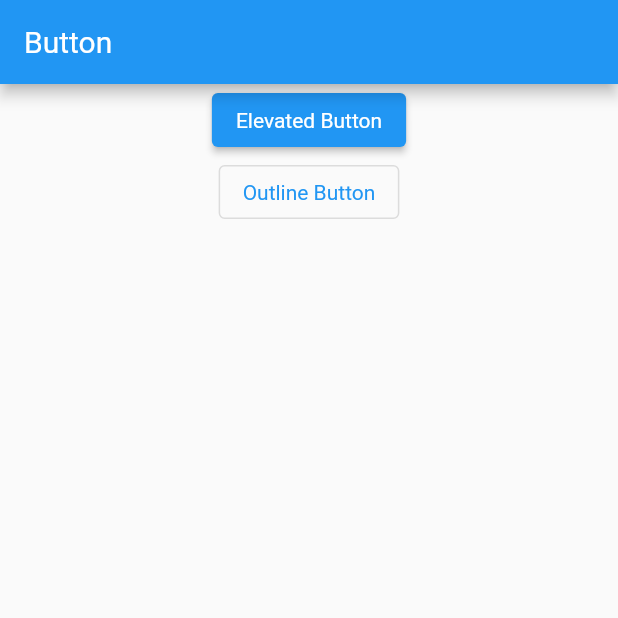
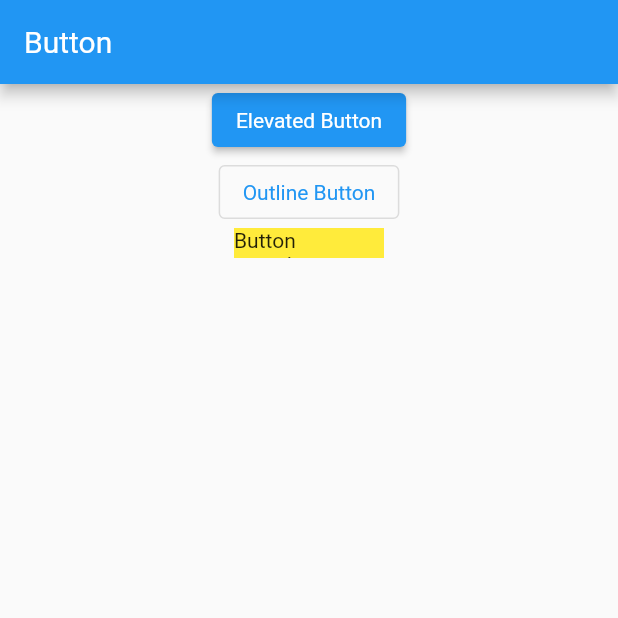
Before and after one commit to rizal282/flutter_course, a Flutter app: the screen it shows after launch, on a phone screen of 412 x 824 dp, the top half of it. Run offline on Flutter 3.47's test engine with Material 2 defaults, Android fonts, the phone set to English and light mode, and no system bars.

Commit message:
up container button

```diff
--- a/lib/button/button_flutter.dart
+++ b/lib/button/button_flutter.dart
@@ -23,7 +23,18 @@ class ButtonFlutter extends StatelessWidget {
                 onPressed: () {
                   print('Outline button');
                 },
-                child: const Text('Outline Button'))
+                child: const Text('Outline Button')),
+            InkWell(
+              onTap: () {
+                print('Button container');
+              },
+              child: Container(
+                width: 100,
+                height: 20,
+                color: Colors.yellow,
+                child: const Text('Button container'),
+              ),
+            )
           ],
         ),
       ),
```
